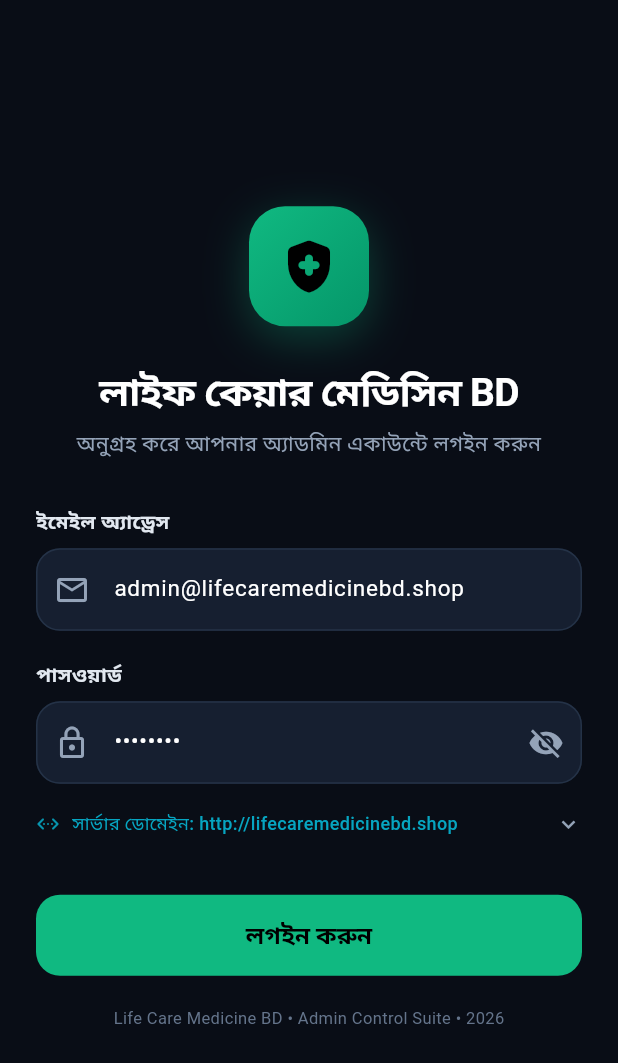
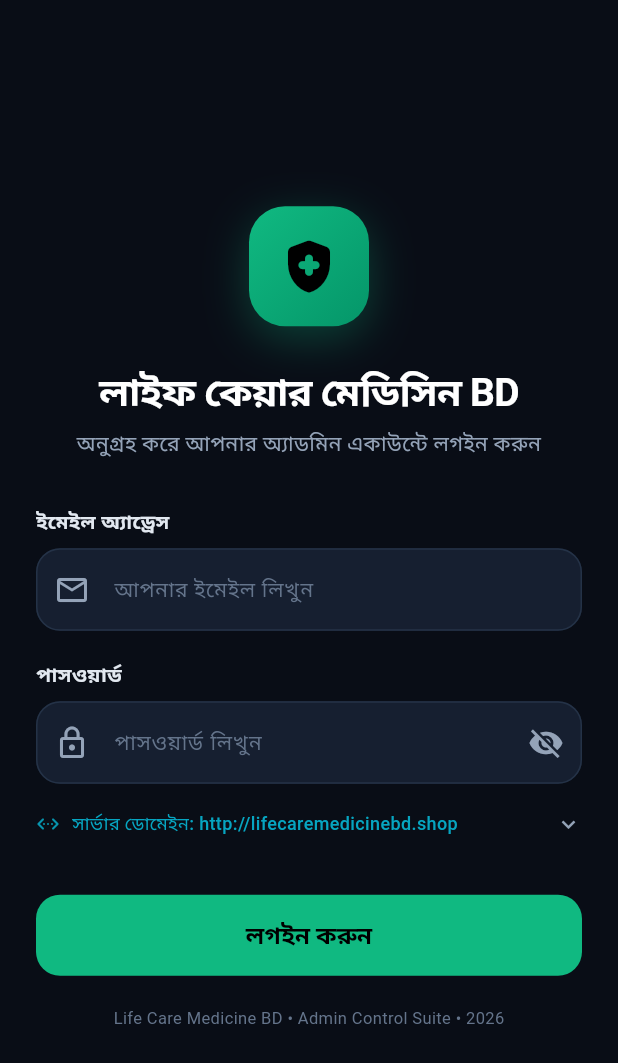
Before and after one commit to arman-khan-bd/android-lifecare, a Flutter app: the screen it shows after launch, on a phone screen of 412 x 824 dp. Shown: the top 1063 px of the screen. Run offline on Flutter 3.47's test engine with Material 3 defaults, Android fonts, the phone set to English and light mode, and no system bars; our stand-ins replace cached_network_image, fl_chart, image_picker, permission_handler, shared_preferences; accounts and stored records are empty.

Commit message:
feat: implement login screen UI and authentication logic with custom domain support

```diff
--- a/lib/screens/login_screen.dart
+++ b/lib/screens/login_screen.dart
@@ -14,8 +14,8 @@ class LoginScreen extends StatefulWidget {
 
 class _LoginScreenState extends State<LoginScreen> {
   final _formKey = GlobalKey<FormState>();
-  final _emailController = TextEditingController(text: 'admin@lifecaremedicinebd.shop');
-  final _passwordController = TextEditingController(text: 'admin123');
+  final _emailController = TextEditingController();
+  final _passwordController = TextEditingController();
   final _domainController = TextEditingController(text: ApiConfig.baseUrl);
 
   bool _obscurePassword = true;
@@ -167,7 +167,7 @@ class _LoginScreenState extends State<LoginScreen> {
                     keyboardType: TextInputType.emailAddress,
                     style: const TextStyle(color: Colors.white, fontSize: 15),
                     decoration: const InputDecoration(
-                      hintText: 'admin@lifecaremedicinebd.shop',
+                      hintText: 'আপনার ইমেইল লিখুন',
                       prefixIcon: Icon(Icons.email_outlined, color: Color(0xFF94A3B8)),
                     ),
                     validator: (val) {
@@ -197,7 +197,7 @@ class _LoginScreenState extends State<LoginScreen> {
                     obscureText: _obscurePassword,
                     style: const TextStyle(color: Colors.white, fontSize: 15),
                     decoration: InputDecoration(
-                      hintText: '••••••••',
+                      hintText: 'পাসওয়ার্ড লিখুন',
                       prefixIcon: const Icon(Icons.lock_outline, color: Color(0xFF94A3B8)),
                       suffixIcon: IconButton(
                         icon: Icon(
```
